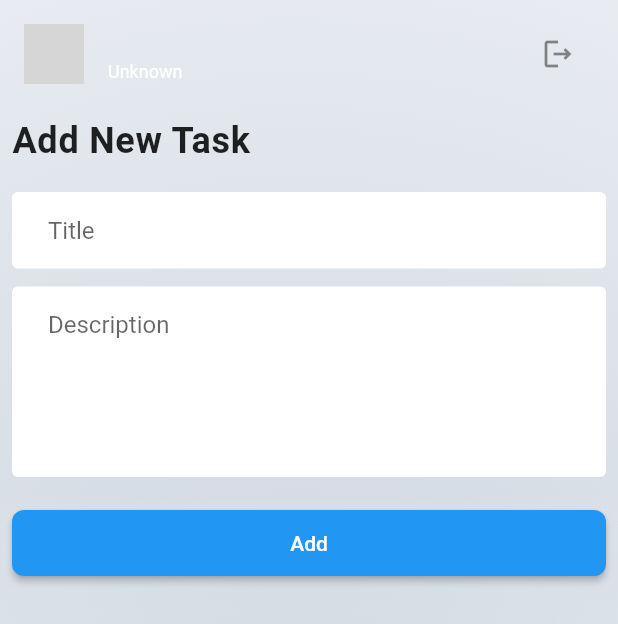
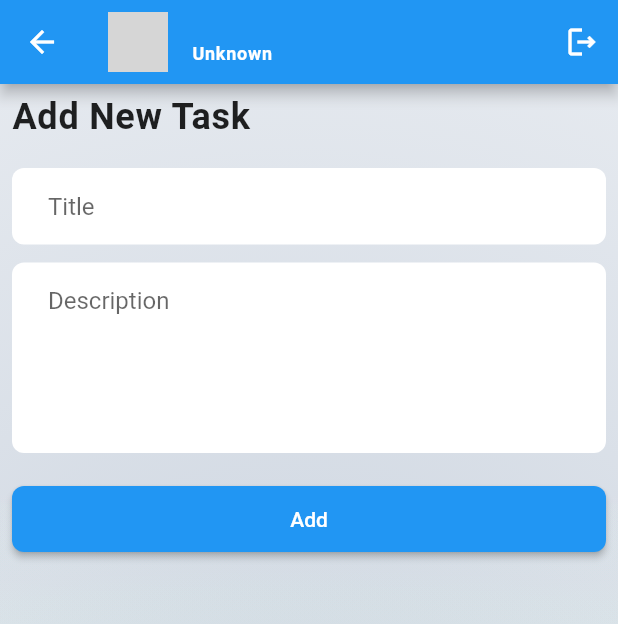
Before and after one commit to Alnur17/task_manager, a Flutter app: the AddNewTaskScreen screen opened directly, on a phone screen of 412 x 824 dp. Shown: the top 624 px of the screen. Run offline on Flutter 3.47's test engine with Material 3 defaults, Android fonts, the phone set to English and light mode, and no system bars; our stand-ins replace flutter_svg, image_picker, pin_code_fields, shared_preferences; accounts and stored records are empty; network calls fail; grey boxes are pictures that could not be loaded.

Commit message:
profile update and pickImage from gallery has been done

```diff
--- a/lib/app.dart
+++ b/lib/app.dart
@@ -26,8 +26,9 @@ class _MyAppState extends State<MyApp> {
           filled: true,
           fillColor: Colors.white,
           contentPadding: EdgeInsets.symmetric(horizontal: 24, vertical: 16),
-          border: OutlineInputBorder(borderSide: BorderSide.none),
+          border: OutlineInputBorder(borderSide: BorderSide.none,borderRadius: BorderRadius.all(Radius.circular(8))),
         ),
+
         textTheme: const TextTheme(
           titleLarge: TextStyle(
             fontSize: 24,
--- a/lib/data/utils/urls.dart
+++ b/lib/data/utils/urls.dart
@@ -6,10 +6,10 @@ class Urls {
   static String login = '$_baseUrl/login';
   static String createTask = '$_baseUrl/createTask';
   static String taskStatusCount = '$_baseUrl/taskStatusCount';
-  static String newTasks = '$_baseUrl/listTaskByStatus/New';
+  static String newTasks = '$_baseUrl/listTaskByStatus/new';
   static String pendingTasks = '$_baseUrl/listTaskByStatus/inProgress';
   static String cancelledTasks = '$_baseUrl/listTaskByStatus/cancelled';
   static String completedTasks = '$_baseUrl/listTaskByStatus/completed';
-  static String deleteTask(String id) => '$_baseUrl/deleteTask/$id';
-  static String updateTask(String id, String status) => '$_baseUrl/updateTaskStatus/$id/$status';
+  static String deleteTasks(String id) => '$_baseUrl/deleteTask/$id';
+  static String updateTasks(String id, String status) => '$_baseUrl/updateTaskStatus/$id/$status';
 }
--- a/lib/ui/screens/add_new_task_screen.dart
+++ b/lib/ui/screens/add_new_task_screen.dart
@@ -57,7 +57,6 @@ class _AddNewTaskScreenState extends State<AddNewTaskScreen> {
   Widget build(BuildContext context) {
     return Scaffold(
       body: ScreenBackground(
-        child: SafeArea(
         child: Column(
           crossAxisAlignment: CrossAxisAlignment.start,
           children: [
@@ -125,7 +124,6 @@ class _AddNewTaskScreenState extends State<AddNewTaskScreen> {
           ],
         ),
       ),
-      ),
     );
   }
 }
--- a/lib/ui/screens/new_task_screen.dart
+++ b/lib/ui/screens/new_task_screen.dart
@@ -5,6 +5,7 @@ import 'package:task_manager/data/models/task_list_model.dart';
 import 'package:task_manager/data/services/network_caller.dart';
 import 'package:task_manager/ui/screens/add_new_task_screen.dart';
 import 'package:task_manager/ui/screens/update_task_status_sheet.dart';
+import 'package:task_manager/ui/widgets/screen_background.dart';
 import 'package:task_manager/ui/widgets/summery_card.dart';
 import 'package:task_manager/ui/widgets/task_list_title.dart';
 import 'package:task_manager/ui/widgets/user_profile_banner.dart';
@@ -81,7 +82,7 @@ class _NewTaskScreenState extends State<NewTaskScreen> {
 
   Future<void> deleteTask(String taskId) async {
     final NetworkResponse response =
-        await NetworkCaller().getRequest(Urls.deleteTask(taskId));
+        await NetworkCaller().getRequest(Urls.deleteTasks(taskId));
     if (response.isSuccess) {
       _tasksListModel.data!.removeWhere(
         (element) => element.sId == taskId,
@@ -100,7 +101,7 @@ class _NewTaskScreenState extends State<NewTaskScreen> {
   @override
   Widget build(BuildContext context) {
     return Scaffold(
-      body: SafeArea(
+      body: ScreenBackground(
         child: Column(
           children: [
             const UserProfileBanner(),
--- a/lib/ui/widgets/user_profile_banner.dart
+++ b/lib/ui/widgets/user_profile_banner.dart
@@ -1,33 +1,64 @@
 import 'package:flutter/material.dart';
 import 'package:task_manager/data/models/auth_utility.dart';
 import 'package:task_manager/ui/screens/auth/login_screen.dart';
+import 'package:task_manager/ui/screens/update_profile_screen.dart';
 
 class UserProfileBanner extends StatelessWidget {
-  const UserProfileBanner({
-    super.key,
-  });
+  final bool? isUpdateScreen;
+
+  const UserProfileBanner({super.key, this.isUpdateScreen});
 
   @override
   Widget build(BuildContext context) {
-    return ListTile(
-      contentPadding: const EdgeInsets.symmetric(vertical: 0, horizontal: 16),
-      tileColor: Colors.blue,
-      leading: CircleAvatar(
+    return AppBar(
+        backgroundColor: Colors.blue,
+        title: GestureDetector(
+          onTap: () {
+            if ((isUpdateScreen ?? false) == false) {
+              Navigator.push(
+                  context,
+                  MaterialPageRoute(
+                    builder: (context) => const UpdateProfileScreen(),
+                  ));
+            }
+          },
+          child: Row(
+            children: [
+              Visibility(
+                visible: (isUpdateScreen ?? false) == false,
+                child: Row(
+                  children: [
+                    CircleAvatar(
                       backgroundImage: NetworkImage(
                         AuthUtility.userInfo.data?.photo ?? 'Unknown',
                       ),
-        onBackgroundImageError: (_, __) =>
-            const Icon(Icons.person_off_outlined),
+                      onBackgroundImageError: (_, __) {
+                        const Icon(Icons.person_off_outlined);
+                      },
+                      radius: 20,
                     ),
-      title: Text(
+                    const SizedBox(width: 16),
+                  ],
+                ),
+              ),
+              Column(
+                crossAxisAlignment: CrossAxisAlignment.start,
+                children: [
+                  Text(
                     '${AuthUtility.userInfo.data?.firstName ?? ''}  ${AuthUtility.userInfo.data?.lastName ?? ''}',
                     style: const TextStyle(color: Colors.white, fontSize: 14),
                   ),
-      subtitle: Text(
+                  Text(
                     AuthUtility.userInfo.data?.email ?? 'Unknown',
                     style: const TextStyle(color: Colors.white, fontSize: 12),
                   ),
-      trailing: IconButton(
+                ],
+              ),
+            ],
+          ),
+        ),
+        actions: [
+          IconButton(
             onPressed: () {
               AuthUtility.clearUserInfo();
               Navigator.pushAndRemoveUntil(
@@ -37,6 +68,6 @@ class UserProfileBanner extends StatelessWidget {
             },
             icon: const Icon(Icons.logout_outlined),
           ),
-    );
+        ]);
   }
 }
--- a/pubspec.yaml
+++ b/pubspec.yaml
@@ -39,6 +39,7 @@ dependencies:
   pin_code_fields: ^8.0.1
   http: ^1.2.1
   shared_preferences: ^2.2.3
+  image_picker: ^1.1.2
 
 dev_dependencies:
   flutter_test:
@@ -49,7 +50,7 @@ dev_dependencies:
   # activated in the `analysis_options.yaml` file located at the root of your
   # package. See that file for information about deactivating specific lint
   # rules and activating additional ones.
-  flutter_lints: ^3.0.0
+  flutter_lints: ^4.0.0
 
 # For information on the generic Dart part of this file, see the
 # following page: https://dart.dev/tools/pub/pubspec
```
Also changed, not shown: lib/ui/screens/update_profile_screen.dart (added, +205 -0 lines), lib/ui/screens/update_task_status_sheet.dart (+4 -4 lines), lib/ui/widgets/summery_card.dart (+4 -3 lines), lib/ui/widgets/task_list_title.dart (+14 -2 lines), pubspec.lock, 5 other files. Lines whose indentation alone changed are shown as unchanged.
